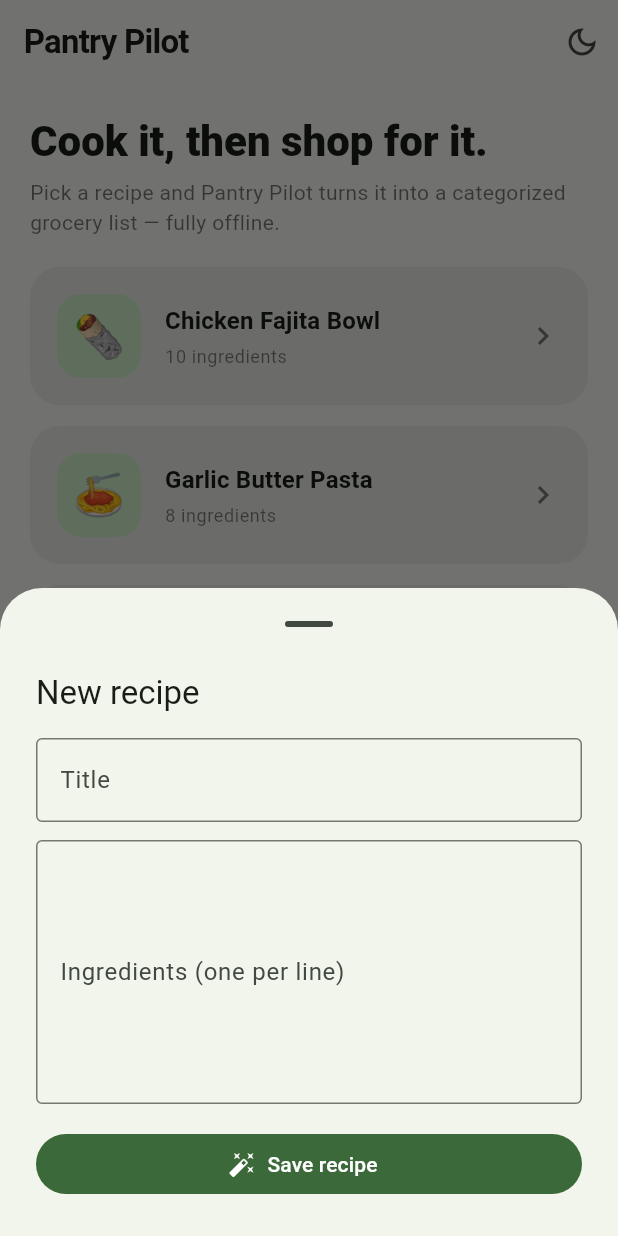
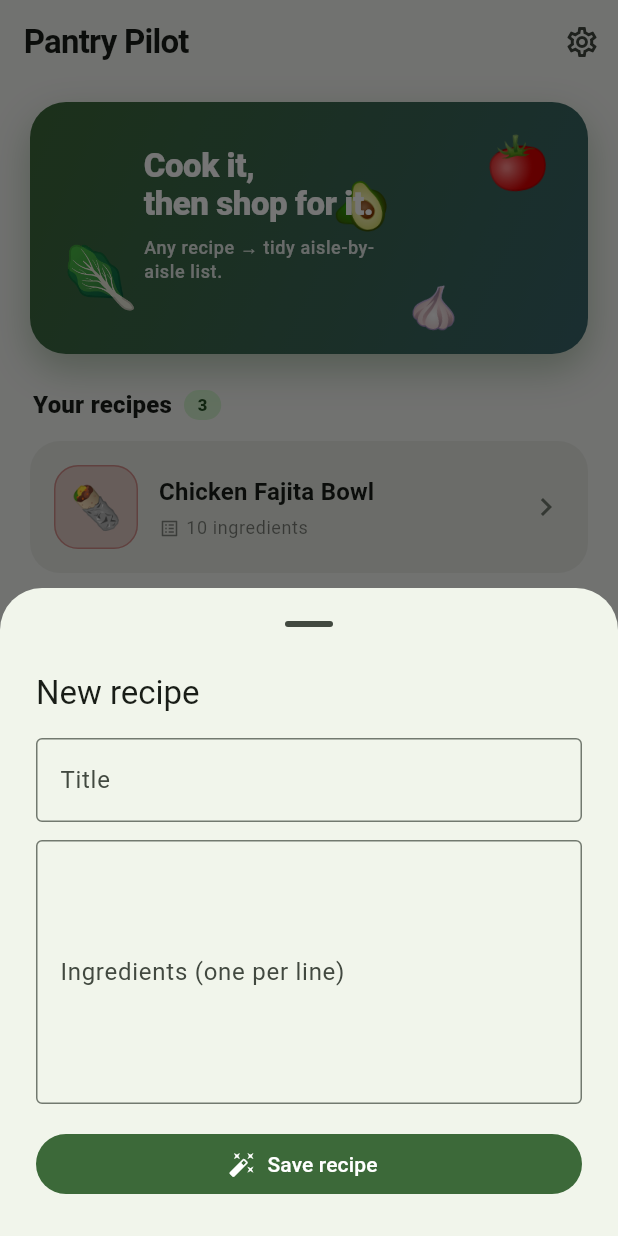
Before and after one commit to Parth-191006/Pantry-pilot, a Flutter app: the screen it shows after launch, after a tap on "Paste a recipe", on a phone screen of 412 x 824 dp. Run offline on Flutter 3.47's test engine with Material 3 defaults, Android fonts, the phone set to English and light mode, and no system bars; our stand-ins replace hive_flutter; accounts and stored records are empty.

Commit message:
Add animated splash screen, Settings hub with About, and livelier home hero
- Splash: logo scale-in + name/tagline fade on brand green, cross-fade into Home
- Home: gradient hero card with floating food art, library count header,
  per-recipe accent colors, settings corner; description moved out
- Settings: dark mode, About section (offline/privacy chips), data controls

🤖 Generated with Codebuff
Co-Authored-By: Codebuff <noreply@codebuff.com>

```diff
--- /dev/null
+++ b/lib/app_info.dart
@@ -0,0 +1,7 @@
+/// Single source of truth for user-facing app metadata.
+const String appName = 'Pantry Pilot';
+const String appVersion = '1.0.0';
+const String appDescription =
+    'Turn any recipe into an organized shopping list — instantly, privately, '
+    'and completely offline. Pantry Pilot parses your ingredients, sorts them '
+    'into store aisles, and keeps everything on your device.';
--- a/lib/main.dart
+++ b/lib/main.dart
@@ -4,6 +4,7 @@ import 'app_scope.dart';
 import 'data/ingredient_parser.dart';
 import 'data/store.dart';
 import 'screens/home_screen.dart';
+import 'screens/splash_screen.dart';
 import 'theme/app_theme.dart';
 
 Future<void> main() async {
@@ -33,7 +34,7 @@ class PantryPilotApp extends StatelessWidget {
             theme: AppTheme.light(),
             darkTheme: AppTheme.dark(),
             themeMode: controller.darkMode ? ThemeMode.dark : ThemeMode.light,
-            home: const HomeScreen(),
+            home: const SplashScreen(),
           );
         },
       ),
--- a/lib/screens/home_screen.dart
+++ b/lib/screens/home_screen.dart
@@ -1,12 +1,16 @@
+import 'dart:math' as math;
+
 import 'package:flutter/material.dart';
 
+import '../app_info.dart';
 import '../app_scope.dart';
 import '../data/models.dart';
 import '../ui/animations.dart';
 import 'recipe_detail_screen.dart';
+import 'settings_screen.dart';
 
-/// Entry screen — recipe library. Everything runs from local storage, so the
-/// grid is instant even in airplane mode.
+/// Entry screen — recipe library. Instant, offline, and a bit livelier:
+/// gradient hero with floating food art, category legend, rich cards.
 class HomeScreen extends StatelessWidget {
   const HomeScreen({super.key});
 
@@ -18,34 +22,29 @@ class HomeScreen extends StatelessWidget {
 
     return Scaffold(
       appBar: AppBar(
-        title: const Text('Pantry Pilot'),
+        title: Text(appName),
         actions: [
           IconButton(
-            tooltip: 'Toggle dark mode',
-            // Animated swap between sun/moon icons.
-            icon: AnimatedSwitcher(
-              duration: const Duration(milliseconds: 300),
-              transitionBuilder: (child, anim) =>
-                  RotationTransition(turns: anim, child: FadeTransition(opacity: anim, child: child)),
-              child: Icon(
-                app.darkMode ? Icons.light_mode_outlined : Icons.dark_mode_outlined,
-                key: ValueKey(app.darkMode),
+            tooltip: 'Settings',
+            icon: const Icon(Icons.settings_outlined),
+            onPressed: () => Navigator.of(context).push(
+              sharedAxisRoute(page: const SettingsScreen()),
             ),
-            ),
-            onPressed: app.toggleDarkMode,
           ),
         ],
       ),
       body: recipes.isEmpty
           ? const _EmptyState()
           : ListView.builder(
-              padding: const EdgeInsets.fromLTRB(20, 8, 20, 32),
-              itemCount: recipes.length + 1,
+              padding: const EdgeInsets.fromLTRB(20, 4, 20, 96),
+              itemCount: recipes.length + 2,
               itemBuilder: (context, i) {
-                if (i == 0) return const _HeaderBlock();
-                final recipe = recipes[i - 1];
+                if (i == 0) return const _HeroCard();
+                if (i == 1) return _LibraryHeader(count: recipes.length);
+                final recipe = recipes[i - 2];
                 return StaggeredEntrance(
-                  index: i - 1,
+                  index: i - 2,
+                  baseDelay: const Duration(milliseconds: 160),
                   child: _RecipeCard(recipe: recipe),
                 );
               },
@@ -70,23 +69,166 @@ class HomeScreen extends StatelessWidget {
   }
 }
 
-class _HeaderBlock extends StatelessWidget {
-  const _HeaderBlock();
+// ---------------------------------------------------------------------------
+// Hero: brand gradient + floating food art + one-line pitch.
+// ---------------------------------------------------------------------------
+
+class _HeroCard extends StatefulWidget {
+  const _HeroCard();
+
+  @override
+  State<_HeroCard> createState() => _HeroCardState();
+}
+
+class _HeroCardState extends State<_HeroCard>
+    with SingleTickerProviderStateMixin {
+  late final AnimationController _float = AnimationController(
+    vsync: this,
+    duration: const Duration(milliseconds: 2600),
+  );
+
+  @override
+  void initState() {
+    super.initState();
+    _float.repeat(reverse: true);
+  }
+
+  @override
+  void dispose() {
+    _float.dispose();
+    super.dispose();
+  }
 
   @override
   Widget build(BuildContext context) {
-    final text = Theme.of(context).textTheme;
-    return Padding(
-      padding: const EdgeInsets.only(top: 12, bottom: 20),
+    final theme = Theme.of(context);
+    final scheme = theme.colorScheme;
+    final dark = theme.brightness == Brightness.dark;
+
+    return RepaintBoundary(
+      child: AnimatedBuilder(
+        animation: _float,
+        builder: (context, child) {
+          final t = _float.value;
+          return Container(
+            height: 168,
+            margin: const EdgeInsets.only(top: 8, bottom: 22),
+            decoration: BoxDecoration(
+              borderRadius: BorderRadius.circular(24),
+              gradient: LinearGradient(
+                begin: Alignment.topLeft,
+                end: Alignment.bottomRight,
+                colors: dark
+                    ? [scheme.primary.withValues(alpha: 0.55), scheme.primaryContainer.withValues(alpha: 0.25)]
+                    : [scheme.primary, scheme.tertiary],
+              ),
+              boxShadow: [
+                BoxShadow(
+                  color: scheme.primary.withValues(alpha: dark ? 0.2 : 0.35),
+                  blurRadius: 22,
+                  offset: const Offset(0, 10),
+                ),
+              ],
+            ),
+            child: Stack(
+              clipBehavior: Clip.none,
+              children: [
+                // Floating food art — gentle sine bob, seeded scatter.
+                Positioned(
+                  top: 14 + 6 * math.sin(t * math.pi),
+                  right: 26,
+                  child: Transform.rotate(
+                    angle: -0.18,
+                    child: const Text('🍅', style: TextStyle(fontSize: 34)),
+                  ),
+                ),
+                Positioned(
+                  bottom: 16 + 5 * math.sin(t * math.pi + 1.4),
+                  right: 84,
+                  child: Transform.rotate(
+                    angle: 0.22,
+                    child: const Text('🧄', style: TextStyle(fontSize: 28)),
+                  ),
+                ),
+                Positioned(
+                  top: 52 + 7 * math.sin(t * math.pi + 2.8),
+                  right: 132,
+                  child: Transform.rotate(
+                    angle: 0.1,
+                    child: const Text('🥑', style: TextStyle(fontSize: 30)),
+                  ),
+                ),
+                Positioned(
+                  bottom: 24 + 4 * math.sin(t * math.pi + 0.7),
+                  left: 22,
+                  child: Text('🥬', style: TextStyle(fontSize: 40)),
+                ),
+                // Copy.
+                Positioned(
+                  left: 76,
+                  top: 30,
+                  right: 130,
                   child: Column(
                     crossAxisAlignment: CrossAxisAlignment.start,
                     children: [
-          Text('Cook it, then shop for it.', style: text.headlineMedium?.copyWith(fontWeight: FontWeight.w800)),
-          const SizedBox(height: 6),
                       Text(
-            'Pick a recipe and Pantry Pilot turns it into a categorized grocery list — fully offline.',
-            style: text.bodyMedium?.copyWith(
-              color: Theme.of(context).colorScheme.onSurface.withValues(alpha: 0.6),
+                        'Cook it,\nthen shop for it.',
+                        style: theme.textTheme.titleLarge?.copyWith(
+                          color: Colors.white,
+                          fontWeight: FontWeight.w800,
+                          height: 1.15,
+                          letterSpacing: -0.3,
+                        ),
+                      ),
+                      const SizedBox(height: 8),
+                      Text(
+                        'Any recipe → tidy aisle-by-aisle list.',
+                        style: theme.textTheme.bodySmall?.copyWith(
+                          color: Colors.white.withValues(alpha: 0.85),
+                          fontWeight: FontWeight.w500,
+                        ),
+                      ),
+                    ],
+                  ),
+                ),
+              ],
+            ),
+          );
+        },
+      ),
+    );
+  }
+}
+
+class _LibraryHeader extends StatelessWidget {
+  const _LibraryHeader({required this.count});
+
+  final int count;
+
+  @override
+  Widget build(BuildContext context) {
+    final theme = Theme.of(context);
+    return Padding(
+      padding: const EdgeInsets.only(bottom: 12, left: 2),
+      child: Row(
+        children: [
+          Text(
+            'Your recipes',
+            style: theme.textTheme.titleMedium?.copyWith(fontWeight: FontWeight.w800),
+          ),
+          const SizedBox(width: 8),
+          Container(
+            padding: const EdgeInsets.symmetric(horizontal: 9, vertical: 2),
+            decoration: BoxDecoration(
+              color: theme.colorScheme.primaryContainer.withValues(alpha: 0.6),
+              borderRadius: BorderRadius.circular(20),
+            ),
+            child: Text(
+              '$count',
+              style: theme.textTheme.labelSmall?.copyWith(
+                fontWeight: FontWeight.w800,
+                color: theme.colorScheme.onPrimaryContainer,
+              ),
             ),
           ),
         ],
@@ -100,9 +242,17 @@ class _RecipeCard extends StatelessWidget {
 
   final Recipe recipe;
 
+  // Per-recipe accent so the shelf feels colorful but coherent.
+  static const _accents = [
+    Color(0xFFE65100), Color(0xFF2E7D32), Color(0xFF1565C0),
+    Color(0xFF6A1B9A), Color(0xFFB71C1C), Color(0xFF00695C),
+  ];
+
   @override
   Widget build(BuildContext context) {
     final theme = Theme.of(context);
+    final accent = _accents[recipe.id.hashCode.abs() % _accents.length];
+
     return Padding(
       padding: const EdgeInsets.only(bottom: 14),
       child: Card(
@@ -112,7 +262,7 @@ class _RecipeCard extends StatelessWidget {
             sharedAxisRoute(page: RecipeDetailScreen(recipe: recipe)),
           ),
           child: Padding(
-            padding: const EdgeInsets.all(18),
+            padding: const EdgeInsets.all(16),
             child: Row(
               children: [
                 Container(
@@ -120,12 +270,13 @@ class _RecipeCard extends StatelessWidget {
                   height: 56,
                   alignment: Alignment.center,
                   decoration: BoxDecoration(
-                    color: theme.colorScheme.primaryContainer.withValues(alpha: 0.6),
+                    color: accent.withValues(alpha: 0.16),
                     borderRadius: BorderRadius.circular(16),
+                    border: Border.all(color: accent.withValues(alpha: 0.35)),
                   ),
                   child: Text(recipe.emoji, style: const TextStyle(fontSize: 28)),
                 ),
-                const SizedBox(width: 16),
+                const SizedBox(width: 14),
                 Expanded(
                   child: Column(
                     crossAxisAlignment: CrossAxisAlignment.start,
@@ -134,11 +285,19 @@ class _RecipeCard extends StatelessWidget {
                           style: theme.textTheme.titleMedium
                               ?.copyWith(fontWeight: FontWeight.w700)),
                       const SizedBox(height: 4),
+                      Row(
+                        children: [
+                          Icon(Icons.list_alt,
+                              size: 14,
+                              color: theme.colorScheme.onSurface.withValues(alpha: 0.5)),
+                          const SizedBox(width: 4),
                           Text(
                             '${recipe.ingredients.length} ingredients',
                             style: theme.textTheme.bodySmall?.copyWith(
                               color: theme.colorScheme.onSurface.withValues(alpha: 0.55),
                             ),
+                          ),
+                        ],
                       ),
                     ],
                   ),
--- /dev/null
+++ b/lib/screens/splash_screen.dart
@@ -0,0 +1,153 @@
+import 'package:flutter/material.dart';
+
+import '../app_info.dart';
+import 'home_screen.dart';
+
+/// Animated brand splash: logo scales in on the brand green, name and tagline
+/// fade through, then the whole screen cross-fades into [HomeScreen].
+///
+/// Pure Flutter (no native splash files needed) — works identically on every
+/// platform and with our CI-generated android/ folder.
+class SplashScreen extends StatefulWidget {
+  const SplashScreen({super.key});
+
+  @override
+  State<SplashScreen> createState() => _SplashScreenState();
+}
+
+class _SplashScreenState extends State<SplashScreen>
+    with SingleTickerProviderStateMixin {
+  late final AnimationController _c = AnimationController(
+    vsync: this,
+    duration: const Duration(milliseconds: 1500),
+  );
+
+  late final Animation<double> _logoFade = CurvedAnimation(
+    parent: _c,
+    curve: const Interval(0, 0.3, curve: Curves.easeOut),
+  );
+  late final Animation<double> _logoScale = Tween(begin: 0.5, end: 1.0).animate(
+    CurvedAnimation(
+      parent: _c,
+      curve: const Interval(0, 0.5, curve: Curves.easeOutBack),
+    ),
+  );
+  late final Animation<double> _nameFade = CurvedAnimation(
+    parent: _c,
+    curve: const Interval(0.25, 0.55, curve: Curves.easeOut),
+  );
+  late final Animation<double> _taglineFade = CurvedAnimation(
+    parent: _c,
+    curve: const Interval(0.45, 0.75, curve: Curves.easeOut),
+  );
+
+  bool _navigated = false;
+
+  @override
+  void initState() {
+    super.initState();
+    _c.addStatusListener((status) {
+      if (status == AnimationStatus.completed && !_navigated && mounted) {
+        _navigated = true;
+        Navigator.of(context).pushReplacement(_fadeRoute());
+      }
+    });
+    _c.forward();
+  }
+
+  @override
+  void dispose() {
+    _c.dispose();
+    super.dispose();
+  }
+
+  @override
+  Widget build(BuildContext context) {
+    final scheme = Theme.of(context).colorScheme;
+    final onBrand = scheme.onPrimary;
+
+    return Scaffold(
+      backgroundColor: scheme.primary,
+      body: Stack(
+        children: [
+          Center(
+            child: Column(
+              mainAxisAlignment: MainAxisAlignment.center,
+              children: [
+                // Logo mark: soft circle + leaf, scales in with a bounce.
+                FadeTransition(
+                  opacity: _logoFade,
+                  child: ScaleTransition(
+                    scale: _logoScale,
+                    child: Container(
+                      width: 96,
+                      height: 96,
+                      decoration: BoxDecoration(
+                        color: onBrand.withValues(alpha: 0.14),
+                        borderRadius: BorderRadius.circular(28),
+                      ),
+                      child: const Center(
+                        child: Text('🥬', style: TextStyle(fontSize: 48)),
+                      ),
+                    ),
+                  ),
+                ),
+                const SizedBox(height: 22),
+                FadeTransition(
+                  opacity: _nameFade,
+                  child: Text(
+                    appName,
+                    style: TextStyle(
+                      color: onBrand,
+                      fontSize: 27,
+                      fontWeight: FontWeight.w800,
+                      letterSpacing: -0.5,
+                    ),
+                  ),
+                ),
+                const SizedBox(height: 8),
+                FadeTransition(
+                  opacity: _taglineFade,
+                  child: Text(
+                    'Recipe → grocery list → done',
+                    style: TextStyle(
+                      color: onBrand.withValues(alpha: 0.75),
+                      fontSize: 14,
+                      fontWeight: FontWeight.w500,
+                    ),
+                  ),
+                ),
+              ],
+            ),
+          ),
+          Positioned(
+            bottom: 28,
+            left: 0,
+            right: 0,
+            child: FadeTransition(
+              opacity: _taglineFade,
+              child: Text(
+                'v$appVersion',
+                textAlign: TextAlign.center,
+                style: TextStyle(
+                  color: onBrand.withValues(alpha: 0.5),
+                  fontSize: 12,
+                ),
+              ),
+            ),
+          ),
+        ],
+      ),
+    );
+  }
+}
+
+Route<void> _fadeRoute() {
+  return PageRouteBuilder<void>(
+    transitionDuration: const Duration(milliseconds: 450),
+    reverseTransitionDuration: const Duration(milliseconds: 450),
+    pageBuilder: (_, __, ___) => const HomeScreen(),
+    transitionsBuilder: (_, animation, __, child) =>
+        FadeTransition(opacity: animation, child: child),
+  );
+}
```
Also changed, not shown: lib/screens/settings_screen.dart (added, +248 -0 lines), 2 other files. Lines whose indentation alone changed are shown as unchanged.
